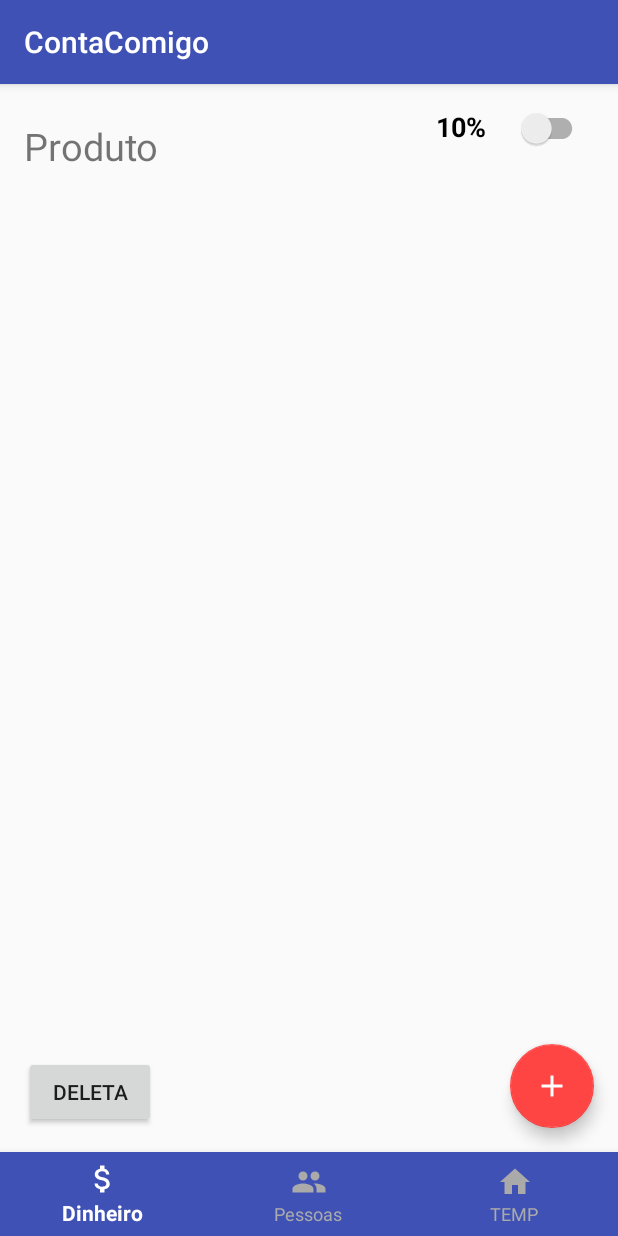
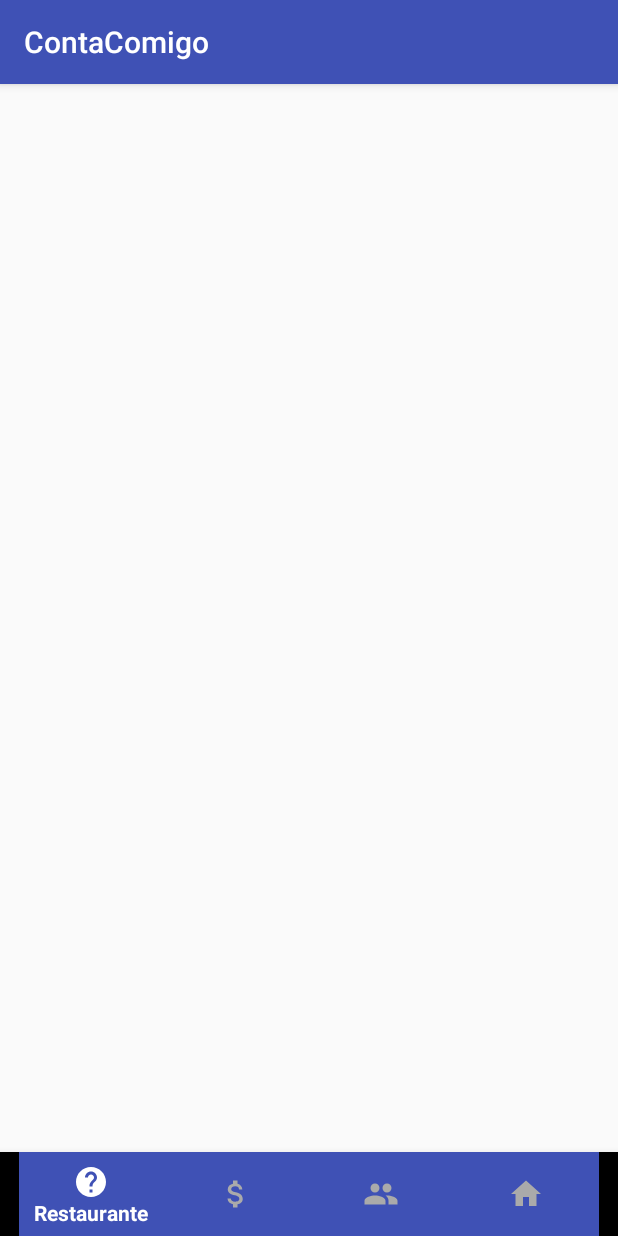
Before and after one commit to DevMobUFRJ/ContaComigo, an Android app: the screen it shows after launch (ItemsActivity before the commit, MainActivity after it), on a phone screen of 412 x 824 dp. Run offline under Robolectric (Android 15) with nearby library versions, the phone set to English and light mode, and no system bars.

Commit message:
changed activities to fragments

```diff
--- a/app/src/main/AndroidManifest.xml
+++ b/app/src/main/AndroidManifest.xml
@@ -9,7 +9,7 @@
         android:roundIcon="@mipmap/ic_launcher_round"
         android:supportsRtl="true"
         android:theme="@style/AppTheme">
-        <activity android:name=".activities.ItemsActivity">
+        <activity android:name=".activities.MainActivity">
             <intent-filter>
                 <action android:name="android.intent.action.MAIN" />
 
--- /dev/null
+++ b/app/src/main/java/com/devmob/contacomigo/activities/MainActivity.java
@@ -0,0 +1,98 @@
+package com.devmob.contacomigo.activities;
+
+import android.content.Intent;
+import android.os.Bundle;
+import android.support.annotation.NonNull;
+import android.support.design.widget.BottomNavigationView;
+import android.support.v4.view.ViewPager;
+import android.support.v7.app.AppCompatActivity;
+import android.util.Log;
+import android.view.MenuItem;
+import android.widget.Toast;
+
+import com.devmob.contacomigo.R;
+import com.devmob.contacomigo.fragments.ItemFragmento;
+import com.devmob.contacomigo.fragments.PessoaFragmento;
+import com.devmob.contacomigo.fragments.RestauranteFragmento;
+import com.devmob.contacomigo.fragments.SectionsStatePagerAdapter;
+import com.devmob.contacomigo.fragments.TotalFragmento;
+
+/**
+ * Created by devmob on 03/05/17.
+ */
+
+
+
+public class MainActivity extends AppCompatActivity {
+
+    private static final String TAG = "MainActivity";
+    private static final int RESTAURANTEFRAG = 0;
+    private static final int ITEMFRAG = 1;
+    private static final int PESSOAFRAG = 2;
+    private static final int TOTALFRAG = 3;
+
+    private SectionsStatePagerAdapter mSectionsStatePagerAdapter;
+    private ViewPager mViewPager;
+
+    @Override
+    protected void onCreate(Bundle savedInstanceState) {
+        super.onCreate(savedInstanceState);
+        setContentView(R.layout.activity_main);
+        Log.d(TAG, "onCreate: Started.");
+
+        mSectionsStatePagerAdapter = new SectionsStatePagerAdapter(getSupportFragmentManager());
+
+        mViewPager = (ViewPager) findViewById(R.id.containter);
+        //setup the pager
+        setupViewPager(mViewPager);
+
+        final BottomNavigationView bottomNavigationView = (BottomNavigationView)
+                findViewById(R.id.bottom_navigation);
+        bottomNavigationView.setOnNavigationItemSelectedListener(
+                new BottomNavigationView.OnNavigationItemSelectedListener() {
+                    @Override
+                    public boolean onNavigationItemSelected(@NonNull MenuItem item) {
+                        switch (item.getItemId()) {
+                            case R.id.restIcon:
+                                item.setChecked(true);
+                                setViewPager(RESTAURANTEFRAG);
+                                break;
+                            case R.id.moneyIcon:
+                                //textFavorites.setVisibility(View.VISIBLE);
+                                //textSchedules.setVisibility(View.GONE);
+                                //item.setIcon(R.drawable.ic_people_black_48dp);
+                                item.setChecked(true);
+                                setViewPager(ITEMFRAG);
+                                //Toast.makeText(ItemsActivity.this, "Money", Toast.LENGTH_SHORT).show();
+                                break;
+                            case R.id.personIcon:
+                                item.setChecked(true);
+                                setViewPager(PESSOAFRAG);
+                                break;
+                            case R.id.tempIcon:
+                                //bottomNavigationView.setItemBackgroundResource(R.color.black);
+                                item.setChecked(true);
+                                setViewPager(TOTALFRAG);
+                                break;
+                        }
+                        return false;
+                    }
+                });
+
+
+
+    }
+
+    private void setupViewPager(ViewPager viewPager){
+        SectionsStatePagerAdapter adapter = new SectionsStatePagerAdapter(getSupportFragmentManager());
+        adapter.addFragment(new RestauranteFragmento(), "Restaurante");
+        adapter.addFragment(new ItemFragmento(), "Item");
+        adapter.addFragment(new PessoaFragmento(), "Pessoa");
+        adapter.addFragment(new TotalFragmento(), "Total");
+        viewPager.setAdapter(adapter);
+    }
+
+    public void setViewPager(int fragmentNumber){
+        mViewPager.setCurrentItem(fragmentNumber);
+    }
+}
--- a/app/src/main/java/com/devmob/contacomigo/activities/ItemsActivity.java
+++ b/app/src/main/java/com/devmob/contacomigo/fragments/ItemFragmento.java
@@ -1,22 +1,19 @@
-package com.devmob.contacomigo.activities;
+package com.devmob.contacomigo.fragments;
 
-
-import android.content.ClipData;
 import android.content.Context;
 import android.content.DialogInterface;
 import android.content.Intent;
 import android.graphics.Color;
+import android.support.design.widget.FloatingActionButton;
+import android.support.v4.app.Fragment;
 import android.os.Bundle;
-import android.support.annotation.NonNull;
-import android.support.design.widget.BottomNavigationView;
-import android.support.design.widget.FloatingActionButton;
+import android.support.annotation.Nullable;
 import android.support.v7.app.AlertDialog;
-import android.support.v7.app.AppCompatActivity;
 import android.support.v7.widget.SwitchCompat;
 import android.util.Log;
 import android.view.LayoutInflater;
-import android.view.MenuItem;
 import android.view.View;
+import android.view.ViewGroup;
 import android.widget.AdapterView;
 import android.widget.Button;
 import android.widget.CompoundButton;
@@ -26,87 +23,54 @@ import android.widget.TextView;
 import android.widget.Toast;
 
 import com.devmob.contacomigo.ExpandableList.ExpandableListAdapter;
-import com.devmob.contacomigo.ExpandableList.ProdutoInfo;
 import com.devmob.contacomigo.R;
-import com.devmob.contacomigo.dao.PessoaDAO;
+import com.devmob.contacomigo.activities.AddProdutoActivity;
 import com.devmob.contacomigo.dao.ProdutoDAO;
 import com.devmob.contacomigo.model.Gorjeta;
 import com.devmob.contacomigo.model.Pessoa;
 import com.devmob.contacomigo.model.Produto;
 
 import java.util.ArrayList;
-import java.util.HashMap;
 import java.util.LinkedHashMap;
 import java.util.List;
-import java.util.Map;
+
+import static android.app.Activity.RESULT_OK;
+
+/**
+ * Created by devmob on 03/05/17.
+ */
+
+public class ItemFragmento extends Fragment {
+    private static final String TAG = "ItemFragmento";
 
 
-public class ItemsActivity extends AppCompatActivity implements NumberPicker.OnValueChangeListener {
-
     private LinkedHashMap<Integer, Produto> produtos = new LinkedHashMap<>();
-
     private ExpandableListAdapter listAdapter;
-    //private ExpandableListView itemsExpandableListView;
     public SwitchCompat switchGorjeta;
     private ExpandableListView itemsExpandableListView;
-    public FloatingActionButton addFAB; //On Click não funciona com butterknife
+    public FloatingActionButton addFAB;
     public Button apagaTudo;
-
     public static Gorjeta gorjeta;
     private TextView gorjetaValor;
     private int qntdDeProdutos = 0;
     boolean itemAdicionado;
-    Intent intent;
 
+    @Nullable
+    @Override
+    public View onCreateView(LayoutInflater inflater, @Nullable ViewGroup container, Bundle savedInstanceState) {
+        View view  = inflater.inflate(R.layout.items_layout, container, false);
 
-    @Override
-    public void onCreate(Bundle savedInstanceState) {
-
-        super.onCreate(savedInstanceState);
-        setContentView(R.layout.activity_main);
-        gorjetaValor = (TextView) findViewById(R.id.gorjetaValor);
+        gorjetaValor = (TextView) view.findViewById(R.id.gorjetaValor);
         //Inicialização
-        apagaTudo = (Button) findViewById(R.id.deletaTudo);
+        apagaTudo = (Button) view.findViewById(R.id.deletaTudo);
         carregamentoDeDados();
-        switchGorjeta = (SwitchCompat) findViewById(R.id.switchGorjeta);
-        gorjetaValor = (TextView) findViewById(R.id.gorjetaValor);
+        switchGorjeta = (SwitchCompat) view.findViewById(R.id.switchGorjeta);
+        gorjetaValor = (TextView) view.findViewById(R.id.gorjetaValor);
         gorjeta = new Gorjeta();
-        itemsExpandableListView = (ExpandableListView) findViewById(R.id.simpleExpandableListView);
-        listAdapter = new ExpandableListAdapter(ItemsActivity.this, new ArrayList<>(produtos.values()));
+        itemsExpandableListView = (ExpandableListView) view.findViewById(R.id.simpleExpandableListView);
+        listAdapter = new ExpandableListAdapter(getActivity(), new ArrayList<>(produtos.values()));
         itemsExpandableListView.setAdapter(listAdapter);
-        addFAB = (FloatingActionButton) findViewById(R.id.addFAB);
-        final BottomNavigationView bottomNavigationView = (BottomNavigationView)
-                findViewById(R.id.bottom_navigation);
-        bottomNavigationView.setOnNavigationItemSelectedListener(
-                new BottomNavigationView.OnNavigationItemSelectedListener() {
-                    @Override
-                    public boolean onNavigationItemSelected(@NonNull MenuItem item) {
-                        switch (item.getItemId()) {
-                            case R.id.moneyIcon:
-                                //textFavorites.setVisibility(View.VISIBLE);
-                                //textSchedules.setVisibility(View.GONE);
-                                //item.setIcon(R.drawable.ic_people_black_48dp);
-                                bottomNavigationView.setItemBackgroundResource(R.color.colorPrimary);
-                                item.setChecked(true);
-                                Toast.makeText(ItemsActivity.this, "Money", Toast.LENGTH_SHORT).show();
-                                break;
-                            case R.id.personIcon:
-                                bottomNavigationView.setItemBackgroundResource(R.color.red);
-                                intent = new Intent(ItemsActivity.this, PessoasActivity.class);
-                                startActivityForResult(intent, 2);
-                                item.setChecked(true);
-                                Toast.makeText(ItemsActivity.this, "Person", Toast.LENGTH_SHORT).show();
-                                break;
-                            case R.id.tempIcon:
-                                bottomNavigationView.setItemBackgroundResource(R.color.black);
-                                item.setChecked(true);
-                                Toast.makeText(ItemsActivity.this, "tempIcon", Toast.LENGTH_SHORT).show();
-                                break;
-                        }
-                        return false;
-                    }
-                });
-
+        addFAB = (FloatingActionButton) view.findViewById(R.id.addFAB);
 
         //LONG CLICK EM CADA CHILD (PESSOA E PREÇO)
         itemsExpandableListView.setOnItemLongClickListener(new AdapterView.OnItemLongClickListener() {
@@ -120,7 +84,7 @@ public class ItemsActivity extends AppCompatActivity implements NumberPicker.OnV
                     Produto produto = listProdutos.get(indiceProduto);
                     //get the child info
                     Pessoa pessoa = produto.getConsumidores().get(indicePessoa);
-                    Toast.makeText(ItemsActivity.this, pessoa.getNome() + "/" + indicePessoa + " deve " + pessoa.getPrecoTotal(), Toast.LENGTH_SHORT).show();
+                    Toast.makeText(getActivity(), pessoa.getNome() + "/" + indicePessoa + " deve " + pessoa.getPrecoTotal(), Toast.LENGTH_SHORT).show();
                     return true;
                 }
 
@@ -136,7 +100,7 @@ public class ItemsActivity extends AppCompatActivity implements NumberPicker.OnV
                 List<Produto> listProdutos = new ArrayList<Produto>(produtos.values());
                 Produto produto = listProdutos.get(indiceProduto);
                 Pessoa pessoa = produto.getConsumidores().get(indicePessoa);
-                Toast.makeText(getBaseContext(), " Clicked on :: " + pessoa.getNome() + "/" + indiceProduto + "/" + pessoa.getPrecoTotal(), Toast.LENGTH_SHORT).show();
+                Toast.makeText(getActivity(), " Clicked on :: " + pessoa.getNome() + "/" + indiceProduto + "/" + pessoa.getPrecoTotal(), Toast.LENGTH_SHORT).show();
                 return false;
             }
         });
@@ -146,31 +110,24 @@ public class ItemsActivity extends AppCompatActivity implements NumberPicker.OnV
             public boolean onGroupClick(ExpandableListView parent, View v, int indiceProduto, long id) {
                 List<Produto> listProdutos = new ArrayList<Produto>(produtos.values());
                 Produto produto = listProdutos.get(indiceProduto);
-                Toast.makeText(getBaseContext(), " Header is :: " + produto.getNome(), Toast.LENGTH_SHORT).show();
+                Toast.makeText(getActivity(), " Header is :: " + produto.getNome(), Toast.LENGTH_SHORT).show();
                 return false;
             }
         });
         addFAB.setOnClickListener(new View.OnClickListener() {
             @Override
             public void onClick(View v) {
-                Toast.makeText(ItemsActivity.this, "Add", Toast.LENGTH_SHORT).show();
+                Toast.makeText(getActivity(), "Add", Toast.LENGTH_SHORT).show();
                 telaAdicionar();
                 listAdapter.notifyDataSetChanged();
             }
         });
 
 
-        final Context aux = this;
         apagaTudo.setOnClickListener(new View.OnClickListener() {
             @Override
             public void onClick(View v) {
-                ProdutoDAO dao = new ProdutoDAO(aux);
-                dao.deletaTudo();
-                dao.close();
-                listAdapter.notifyDataSetChanged();
-                finish();
-                overridePendingTransition(R.anim.slide_in, R.anim.slide_out);
-                startActivity(getIntent());
+            //TODO fazer apagaTudo
             }
         });
 
@@ -205,13 +162,16 @@ public class ItemsActivity extends AppCompatActivity implements NumberPicker.OnV
             }
         });
 
+        return view;
     }
 
+
+
     private void showGorjetaValor() {
-        LayoutInflater li = LayoutInflater.from(this);
+        LayoutInflater li = LayoutInflater.from(getActivity());
         View promptsView = li.inflate(R.layout.dialogo, null);
 
-        AlertDialog.Builder alertDialogBuilder = new AlertDialog.Builder(this);
+        AlertDialog.Builder alertDialogBuilder = new AlertDialog.Builder(getActivity());
 
         // set prompts.xml to alertdialog builder
         alertDialogBuilder.setView(promptsView);
@@ -221,7 +181,12 @@ public class ItemsActivity extends AppCompatActivity implements NumberPicker.OnV
         np.setMinValue(1);
         np.setValue(gorjeta.getPorcentagem());
         np.setWrapSelectorWheel(true);
-        np.setOnValueChangedListener(this);
+        np.setOnValueChangedListener(new NumberPicker.OnValueChangeListener() {
+            @Override
+            public void onValueChange(NumberPicker picker, int oldVal, int newVal) {
+                Log.i("value is", "" + newVal);
+            }
+        });
         alertDialogBuilder
                 .setTitle(R.string.text_tip)
                 .setCancelable(false)
@@ -257,7 +222,7 @@ public class ItemsActivity extends AppCompatActivity implements NumberPicker.OnV
         Pessoa silvio = new Pessoa("Silvio", 2);
         Pessoa daniel = new Pessoa("Daniel", 3);
 
-        ProdutoDAO dao = new ProdutoDAO(this);
+        ProdutoDAO dao = new ProdutoDAO(getActivity());
         List<Produto> produtos = dao.buscaProdutos();
         dao.close();
 
@@ -272,7 +237,7 @@ public class ItemsActivity extends AppCompatActivity implements NumberPicker.OnV
     @Override
     public void onResume() {
         super.onResume();
-        ProdutoDAO dao = new ProdutoDAO(this);
+        ProdutoDAO dao = new ProdutoDAO(getActivity());
         List<Produto> produtos = dao.buscaProdutos();
         if (itemAdicionado==true) {
             System.out.println("AEEEEE");
@@ -302,7 +267,7 @@ public class ItemsActivity extends AppCompatActivity implements NumberPicker.OnV
 
 
     private void telaAdicionar() {
-        Intent intent = new Intent(this, AddProdutoActivity.class);
+        Intent intent = new Intent(getActivity(), AddProdutoActivity.class);
         //intent.putExtra(getString(R.string.key_name), name);
         startActivityForResult(intent, 1);
     }
@@ -312,13 +277,9 @@ public class ItemsActivity extends AppCompatActivity implements NumberPicker.OnV
         if (requestCode == 1) {
             if(resultCode == RESULT_OK) {
                 itemAdicionado = data.getExtras().getBoolean("booleanItem");
-                Toast.makeText(this, String.valueOf(itemAdicionado), Toast.LENGTH_SHORT).show();
+                Toast.makeText(getActivity(), String.valueOf(itemAdicionado), Toast.LENGTH_SHORT).show();
             }
         }
     }
 
-    @Override
-    public void onValueChange(NumberPicker picker, int oldVal, int newVal) {
-        Log.i("value is", "" + newVal);
-    }
 }
--- /dev/null
+++ b/app/src/main/java/com/devmob/contacomigo/fragments/PessoaFragmento.java
@@ -0,0 +1,25 @@
+package com.devmob.contacomigo.fragments;
+
+import android.support.v4.app.Fragment;
+import android.os.Bundle;
+import android.support.annotation.Nullable;
+import android.view.LayoutInflater;
+import android.view.View;
+import android.view.ViewGroup;
+
+import com.devmob.contacomigo.R;
+
+/**
+ * Created by devmob on 03/05/17.
+ */
+
+public class PessoaFragmento extends Fragment {
+    private static final String TAG = "PessoaFragmento";
+    @Nullable
+    @Override
+    public View onCreateView(LayoutInflater inflater, @Nullable ViewGroup container, Bundle savedInstanceState) {
+        View view  = inflater.inflate(R.layout.pessoas_layout, container, false);
+
+        return view;
+    }
+}
--- /dev/null
+++ b/app/src/main/java/com/devmob/contacomigo/fragments/RestauranteFragmento.java
@@ -0,0 +1,25 @@
+package com.devmob.contacomigo.fragments;
+
+import android.support.v4.app.Fragment;
+import android.os.Bundle;
+import android.support.annotation.Nullable;
+import android.view.LayoutInflater;
+import android.view.View;
+import android.view.ViewGroup;
+
+import com.devmob.contacomigo.R;
+
+/**
+ * Created by devmob on 03/05/17.
+ */
+
+public class RestauranteFragmento extends Fragment {
+    private static final String TAG = "RestauranteFragmento";
+    @Nullable
+    @Override
+    public View onCreateView(LayoutInflater inflater, @Nullable ViewGroup container, Bundle savedInstanceState) {
+        View view  = inflater.inflate(R.layout.restaurante_layout, container, false);
+
+        return view;
+    }
+}
--- /dev/null
+++ b/app/src/main/java/com/devmob/contacomigo/fragments/SectionsStatePagerAdapter.java
@@ -0,0 +1,37 @@
+package com.devmob.contacomigo.fragments;
+
+import android.support.v4.app.Fragment;
+import android.support.v4.app.FragmentManager;
+import android.support.v4.app.FragmentStatePagerAdapter;
+
+import java.util.ArrayList;
+import java.util.List;
+
+/**
+ * Created by devmob on 03/05/17.
+ */
+
+public class SectionsStatePagerAdapter extends FragmentStatePagerAdapter {
+
+    private final List<Fragment> mFragmentList = new ArrayList<>();
+    private final List<String> mFragmentTitleList = new ArrayList<>();
+
+    public SectionsStatePagerAdapter(FragmentManager fm) {
+        super(fm);
+    }
+
+    public void addFragment(Fragment fragment, String title){
+        mFragmentList.add(fragment);
+        mFragmentTitleList.add(title);
+    }
+
+    @Override
+    public Fragment getItem(int position) {
+        return mFragmentList.get(position);
+    }
+
+    @Override
+    public int getCount() {
+        return mFragmentList.size();
+    }
+}
--- /dev/null
+++ b/app/src/main/java/com/devmob/contacomigo/fragments/TotalFragmento.java
@@ -0,0 +1,25 @@
+package com.devmob.contacomigo.fragments;
+
+import android.support.v4.app.Fragment;
+import android.os.Bundle;
+import android.support.annotation.Nullable;
+import android.view.LayoutInflater;
+import android.view.View;
+import android.view.ViewGroup;
+
+import com.devmob.contacomigo.R;
+
+/**
+ * Created by devmob on 03/05/17.
+ */
+
+public class TotalFragmento extends Fragment {
+    private static final String TAG = "TotalFragmento";
+    @Nullable
+    @Override
+    public View onCreateView(LayoutInflater inflater, @Nullable ViewGroup container, Bundle savedInstanceState) {
+        View view  = inflater.inflate(R.layout.total_layout, container, false);
+
+        return view;
+    }
+}
--- a/app/src/main/res/layout/activity_main.xml
+++ b/app/src/main/res/layout/activity_main.xml
@@ -1,74 +1,19 @@
 <?xml version="1.0" encoding="utf-8"?>
 <RelativeLayout xmlns:android="http://schemas.android.com/apk/res/android"
     xmlns:app="http://schemas.android.com/apk/res-auto"
+    android:orientation="vertical"
     android:layout_width="match_parent"
     android:layout_height="match_parent">
 
-    <android.support.design.widget.FloatingActionButton
-        android:id="@+id/addFAB"
-        android:layout_width="wrap_content"
-        android:layout_height="wrap_content"
-        android:layout_above="@+id/bottom_navigation"
-        android:layout_gravity="end|bottom"
-        android:layout_alignParentRight="true"
-        android:layout_margin="16sp"
-        app:backgroundTint="@color/red"
-        android:src="@drawable/ic_add_button_circle" />
-    <Button
-        android:id="@+id/deletaTudo"
-        android:layout_width="wrap_content"
-        android:layout_height="wrap_content"
-        android:layout_above="@+id/bottom_navigation"
-        android:layout_gravity="bottom"
-        android:layout_alignParentLeft="true"
-        android:layout_margin="16sp"
-        android:text="DELETA"/>
+    <android.support.v4.view.ViewPager
+        android:layout_width="match_parent"
+        android:layout_height="match_parent"
+        android:id="@+id/containter"
+        android:layout_above="@+id/bottom_navigation">
+
+    </android.support.v4.view.ViewPager>
 
 
-
-    <LinearLayout
-        android:orientation="horizontal"
-        android:layout_width="match_parent"
-        android:layout_height="wrap_content"
-        android:id="@+id/layoutTopo"
-
-        android:layout_alignParentTop="true"
-        >
-        <TextView
-            android:layout_width="wrap_content"
-            android:layout_height="wrap_content"
-            android:id="@+id/produtoTxt"
-            android:text="Produto"
-            android:textSize="25sp"
-            android:layout_marginLeft="16sp"
-            android:layout_marginRight="16sp"
-            android:layout_marginTop="16sp"
-            android:layout_marginBottom="8sp"
-            android:layout_alignParentTop="true"/>
-
-        <View
-            android:layout_width="0dp"
-            android:layout_height="0dp"
-            android:layout_weight="1" />
-        <TextView
-            android:layout_width="wrap_content"
-            android:layout_height="wrap_content"
-            android:id="@+id/gorjetaValor"
-            android:text="10%"
-            android:textStyle="bold"
-            android:textSize="18sp"
-            android:textColor="@color/black"
-            />
-        <android.support.v7.widget.SwitchCompat
-            android:id="@+id/switchGorjeta"
-            android:layout_alignParentRight="true"
-            android:layout_width="wrap_content"
-            android:layout_height="wrap_content"
-            android:background="@android:color/transparent"
-            android:button="@null"
-            android:padding="20dp"/>
-
-    </LinearLayout>
     <android.support.design.widget.BottomNavigationView
         android:id="@+id/bottom_navigation"
         android:layout_width="match_parent"
@@ -80,17 +25,5 @@
         app:itemTextColor="@drawable/nav_item_color_state"
         app:menu="@menu/bottom_navigation_main" />
 
-    <ExpandableListView
-        android:id="@+id/simpleExpandableListView"
-        android:layout_width="match_parent"
-        android:layout_height="fill_parent"
-        android:childDivider="@android:color/transparent"
-        android:layout_above="@+id/bottom_navigation"
-        android:layout_below="@+id/layoutTopo"
-        android:divider="@android:color/holo_blue_bright"
-        android:dividerHeight="0dp"
-        android:paddingBottom="85sp"
-        android:clipToPadding="false" />
-
 
 </RelativeLayout>
--- /dev/null
+++ b/app/src/main/res/layout/pessoas_layout.xml
@@ -0,0 +1,6 @@
+<?xml version="1.0" encoding="utf-8"?>
+<LinearLayout xmlns:android="http://schemas.android.com/apk/res/android"
+    android:orientation="vertical" android:layout_width="match_parent"
+    android:layout_height="match_parent">
+
+</LinearLayout>
--- /dev/null
+++ b/app/src/main/res/layout/restaurante_layout.xml
@@ -0,0 +1,6 @@
+<?xml version="1.0" encoding="utf-8"?>
+<LinearLayout xmlns:android="http://schemas.android.com/apk/res/android"
+    android:orientation="vertical" android:layout_width="match_parent"
+    android:layout_height="match_parent">
+
+</LinearLayout>
--- /dev/null
+++ b/app/src/main/res/layout/total_layout.xml
@@ -0,0 +1,6 @@
+<?xml version="1.0" encoding="utf-8"?>
+<LinearLayout xmlns:android="http://schemas.android.com/apk/res/android"
+    android:orientation="vertical" android:layout_width="match_parent"
+    android:layout_height="match_parent">
+
+</LinearLayout>
--- a/app/src/main/res/menu/bottom_navigation_main.xml
+++ b/app/src/main/res/menu/bottom_navigation_main.xml
@@ -1,6 +1,11 @@
 <?xml version="1.0" encoding="utf-8"?>
 <menu xmlns:android="http://schemas.android.com/apk/res/android"
     xmlns:app="http://schemas.android.com/apk/res-auto">
+    <item
+        android:id="@+id/restIcon"
+        android:enabled="true"
+        android:icon="@drawable/ic_about"
+        android:title="Restaurante" />
     <item
         android:id="@+id/moneyIcon"
         android:icon="@drawable/ic_money"
@@ -15,4 +20,6 @@
         android:icon="@drawable/ic_home"
         android:title="TEMP" />
 
+
+
 </menu>
```
Also changed, not shown: app/src/main/java/com/devmob/contacomigo/ExpandableList/ExpandableListAdapter.java (+5 -5 lines), app/src/main/java/com/devmob/contacomigo/activities/PessoasActivity.java (deleted, +0 -55 lines), app/src/main/res/layout/activity_pessoas.xml (deleted, +0 -21 lines), app/src/main/res/layout/dialogo.xml (+0 -18 lines), app/src/main/res/layout/items_layout.xml (added, +86 -0 lines).
